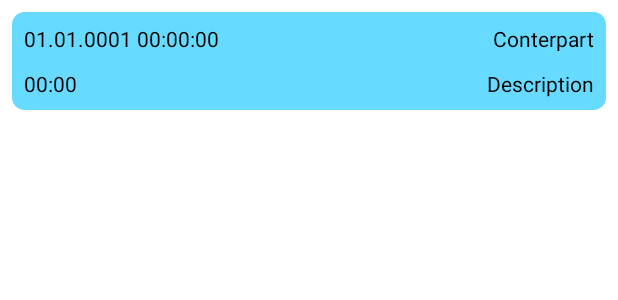
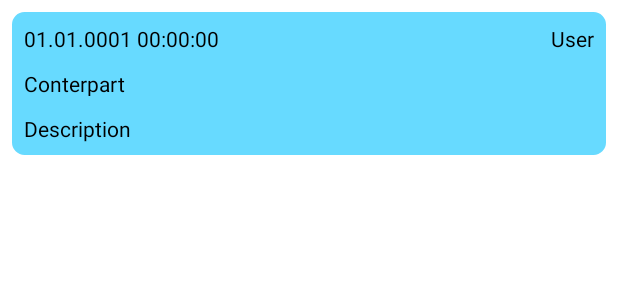
Before and after one commit to Ango1eiro/ERP_Mobile_3, an Android app: the layout list_item_task.xml on its own in the app's theme, with its tools: preview values and no code run, on a phone screen of 412 x 824 dp. Shown: the top 300 px of the screen. Run offline under Robolectric (Android 15) with nearby library versions, the phone set to English and light mode, and no system bars.

Commit message:
erp_mobile 3.0.23 Lists cosmetic rework

```diff
--- a/src/main/java/com/rogoznyak/erp_mobile_3/worksheets/worksheet/WorksheetFragment.kt
+++ b/src/main/java/com/rogoznyak/erp_mobile_3/worksheets/worksheet/WorksheetFragment.kt
@@ -169,7 +169,9 @@ class WorksheetFragment : Fragment() {
                 val sTime = picker.hour.toString() + ":" + picker.minute.toString()
                 binding.textFieldDuration.editText?.setText(sTime)
             }
-            picker.show(parentFragmentManager,"TAG")
+            picker.show(requireActivity().supportFragmentManager,"TAG")
+
+
         }
 
         return binding.root
--- a/src/main/res/layout/home_fragment.xml
+++ b/src/main/res/layout/home_fragment.xml
@@ -26,6 +26,7 @@
             android:layout_height="wrap_content"
             android:layout_gravity="end|bottom"
             android:layout_margin="@dimen/spacing_normal"
+            android:src="@drawable/ic_add_24px"
             android:backgroundTint="@color/secondaryLightColor"
             android:onClick="@{() -> 1}" />
 
--- a/src/main/res/layout/list_item_task.xml
+++ b/src/main/res/layout/list_item_task.xml
@@ -17,69 +17,68 @@
     <androidx.constraintlayout.widget.ConstraintLayout
         android:layout_width="match_parent"
         android:layout_height="wrap_content"
+        android:layout_margin="8dp"
+        android:background="@drawable/item_rounded_corners"
+        android:backgroundTint="@color/primaryLightColor"
         android:onClick="@{() -> clickListener.onClick(task)}"
         android:orientation="vertical"
-        android:layout_margin="8dp"
-        android:padding="8dp"
-        android:background="@drawable/item_rounded_corners"
-        android:backgroundTint="@color/primaryLightColor">
+        android:padding="8dp">
 
         <TextView
             android:id="@+id/date"
+            style="@style/TextForListItemWorksheet"
             android:layout_width="wrap_content"
             android:layout_height="18dp"
+            android:cursorVisible="false"
             app:date="@{task.date}"
             app:layout_constraintStart_toStartOf="parent"
             app:layout_constraintTop_toTopOf="parent"
-            tools:text="01.01.0001 00:00:00"
-            style="@style/TextForListItemWorksheet"
-            android:cursorVisible="false"/>
+            tools:text="01.01.0001 00:00:00" />
 
         <TextView
             android:id="@+id/counterpart"
+            style="@style/TextForListItemWorksheet"
             android:layout_width="wrap_content"
             android:layout_height="18dp"
-            android:layout_gravity="end"
+            android:layout_marginTop="12dp"
+            android:cursorVisible="false"
             android:textColor="@color/primaryTextColor"
             app:counterpart="@{task.counterpart}"
-            app:layout_constraintBottom_toBottomOf="parent"
-            app:layout_constraintEnd_toEndOf="parent"
-            app:layout_constraintHorizontal_bias="1"
-            app:layout_constraintStart_toEndOf="@+id/date"
-            app:layout_constraintTop_toTopOf="parent"
-            app:layout_constraintVertical_bias="0.0"
-            tools:text="Conterpart"
-            style="@style/TextForListItemWorksheet"
-            android:cursorVisible="false"/>
+            app:layout_constraintStart_toStartOf="parent"
+            app:layout_constraintTop_toBottomOf="@+id/date"
+            tools:text="Conterpart" />
 
         <TextView
             android:id="@+id/user"
+            style="@style/TextForListItemWorksheet"
             android:layout_width="wrap_content"
             android:layout_height="wrap_content"
-            android:layout_marginTop="12dp"
+
+            android:cursorVisible="false"
             android:textColor="@color/primaryTextColor"
-            tools:text="00:00"
+
+            app:layout_constraintEnd_toEndOf="parent"
+
+            app:layout_constraintHorizontal_bias="1.0"
+            app:layout_constraintStart_toEndOf="@+id/date"
+            app:layout_constraintTop_toTopOf="parent"
             app:user="@{task.user}"
-            app:layout_constraintStart_toStartOf="parent"
-            app:layout_constraintTop_toBottomOf="@+id/date"
-            style="@style/TextForListItemWorksheet"
-            android:cursorVisible="false"/>
+            tools:text="User" />
 
         <TextView
             android:id="@+id/description"
+            style="@style/TextForListItemWorksheet"
             android:layout_width="match_parent"
             android:layout_height="wrap_content"
-            android:layout_marginStart="48dp"
+
+            android:cursorVisible="false"
             android:layout_marginTop="12dp"
-            android:gravity="end"
             android:textColor="@color/primaryTextColor"
+
             app:description="@{task.description}"
             app:layout_constraintEnd_toEndOf="parent"
-            app:layout_constraintStart_toStartOf="@+id/user"
             app:layout_constraintTop_toBottomOf="@+id/counterpart"
-            tools:text="Description"
-            style="@style/TextForListItemWorksheet"
-            android:cursorVisible="false"/>
+            tools:text="Description" />
 
 
     </androidx.constraintlayout.widget.ConstraintLayout>
--- a/src/main/res/layout/worksheet_fragment.xml
+++ b/src/main/res/layout/worksheet_fragment.xml
@@ -65,7 +65,7 @@
                 android:hint="@string/length_hint"
                 android:layout_marginStart="16dp"
                 android:layout_marginEnd="16dp"
-                app:endIconDrawable="@android:drawable/ic_menu_recent_history"
+                app:endIconDrawable="@drawable/outline_watch_later_24"
 
                 app:endIconMode="custom"
                 app:layout_constraintTop_toBottomOf="@+id/textFieldCounterpart"
--- a/src/main/res/navigation/nav_graph.xml
+++ b/src/main/res/navigation/nav_graph.xml
@@ -60,11 +60,11 @@
     <fragment
         android:id="@+id/taskFragment"
         android:name="com.rogoznyak.erp_mobile_3.tasks.task.TaskFragment"
-        android:label="TaskFragment" >
+        android:label="@string/label_task_fragment">
         <argument
             android:name="guidTask"
-            app:argType="long"
-            android:defaultValue="0L" />
+            android:defaultValue="0L"
+            app:argType="long" />
         <action
             android:id="@+id/action_taskFragment_to_searchFragment"
             app:destination="@id/searchFragment" />
--- a/src/main/res/values/strings.xml
+++ b/src/main/res/values/strings.xml
@@ -33,4 +33,5 @@
     <string name="label_search_fragment">Search</string>
     <string name="user_hint">User</string>
     <string name="user_name_default">Default user name</string>
+    <string name="label_task_fragment">Task</string>
 </resources>
```
Also changed, not shown: src/main/res/layout/list_item_worksheet.xml (+10 -16 lines), 1 other file.
